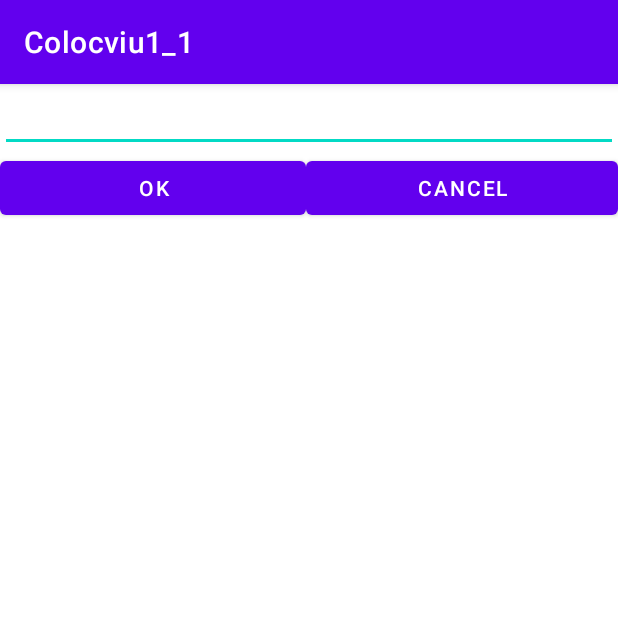
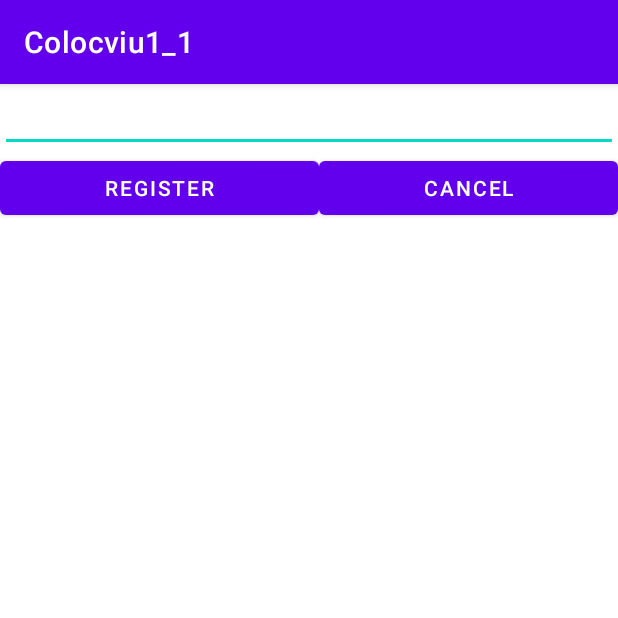
Before and after one commit to Eduard-Petre/Colocviu1_1, an Android app: the Colocviu1_1SecondaryActivity screen opened directly, with no data from a screen before it, on a phone screen of 412 x 824 dp, the top half of it. Run offline under Robolectric (Android 15) with nearby library versions, the phone set to English and light mode, and no system bars.

Commit message:
Fourth commit

```diff
--- a/app/src/main/java/ro/pub/cs/systems/eim/Colocviu1_1/Colocviu1_1MainActivity.java
+++ b/app/src/main/java/ro/pub/cs/systems/eim/Colocviu1_1/Colocviu1_1MainActivity.java
@@ -146,7 +146,7 @@ public class Colocviu1_1MainActivity extends AppCompatActivity {
         switch (requestCode) {
             case Constants.RequestCode:
                 if (resultCode == RESULT_OK)
-                    Toast.makeText(this, "The activity returned with result OK", Toast.LENGTH_LONG).show();
+                    Toast.makeText(this, "The activity returned with result REGISTERED", Toast.LENGTH_LONG).show();
                 else if (resultCode == RESULT_CANCELED)
                     Toast.makeText(this, "The activity returned with result CANCELED ", Toast.LENGTH_LONG).show();
                 break;
--- a/app/src/main/res/layout/activity_colocviu1_1_secondary.xml
+++ b/app/src/main/res/layout/activity_colocviu1_1_secondary.xml
@@ -23,7 +23,7 @@
                     android:layout_width="wrap_content"
                     android:layout_height="wrap_content"
                     android:layout_weight="1"
-                    android:text="OK" />
+                    android:text="REGISTER" />
 
                 <Button
                     android:id="@+id/button_CANCEL"
```
